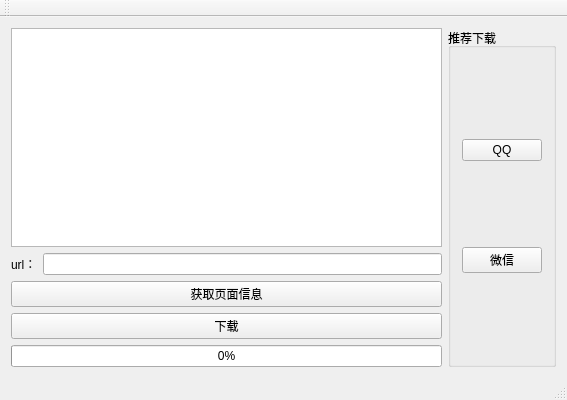
Qt form QDownLoader/QDownLoader.ui (dahaifeige/QDownLoader) before a commit.
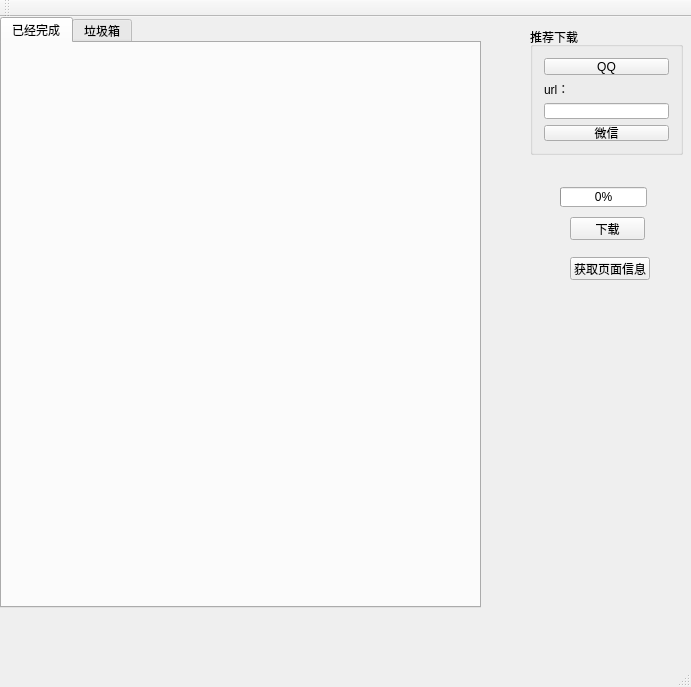
The same form after that commit.

Patch:
```diff
--- a/QDownLoader/QDownLoader.ui
+++ b/QDownLoader/QDownLoader.ui
@@ -6,22 +6,34 @@
    <rect>
     <x>0</x>
     <y>0</y>
-    <width>567</width>
-    <height>400</height>
+    <width>691</width>
+    <height>687</height>
    </rect>
   </property>
   <property name="windowTitle">
    <string>QDownLoader</string>
   </property>
   <widget class="QWidget" name="centralWidget">
-   <layout class="QHBoxLayout" name="horizontalLayout_2">
+   <widget class="QGroupBox" name="groupBox">
+    <property name="geometry">
+     <rect>
+      <x>530</x>
+      <y>10</y>
+      <width>153</width>
+      <height>128</height>
+     </rect>
+    </property>
+    <property name="title">
+     <string>推荐下载</string>
+    </property>
+    <layout class="QVBoxLayout" name="verticalLayout">
     <item>
-     <layout class="QVBoxLayout" name="verticalLayout_2">
-      <item>
-       <widget class="QTextBrowser" name="textBrowser"/>
-      </item>
-      <item>
-       <layout class="QHBoxLayout" name="horizontalLayout">
+      <widget class="QPushButton" name="pushButton_qq">
+       <property name="text">
+        <string>QQ</string>
+       </property>
+      </widget>
+     </item>
         <item>
          <widget class="QLabel" name="label">
           <property name="text">
@@ -32,55 +44,80 @@
         <item>
          <widget class="QLineEdit" name="lineEdit"/>
         </item>
-       </layout>
-      </item>
       <item>
+      <widget class="QPushButton" name="pushButton_4">
+       <property name="text">
+        <string>微信</string>
+       </property>
+      </widget>
+     </item>
+    </layout>
+   </widget>
+   <widget class="QTabWidget" name="tabWidget">
+    <property name="geometry">
+     <rect>
+      <x>0</x>
+      <y>0</y>
+      <width>481</width>
+      <height>591</height>
+     </rect>
+    </property>
+    <property name="tabPosition">
+     <enum>QTabWidget::North</enum>
+    </property>
+    <property name="currentIndex">
+     <number>0</number>
+    </property>
+    <widget class="QWidget" name="tab_2">
+     <attribute name="title">
+      <string>已经完成</string>
+     </attribute>
+    </widget>
+    <widget class="QWidget" name="tab_3">
+     <attribute name="title">
+      <string>垃圾箱</string>
+     </attribute>
+    </widget>
+   </widget>
        <widget class="QPushButton" name="pushButton">
+    <property name="geometry">
+     <rect>
+      <x>570</x>
+      <y>240</y>
+      <width>80</width>
+      <height>23</height>
+     </rect>
+    </property>
         <property name="text">
          <string>获取页面信息</string>
         </property>
        </widget>
-      </item>
-      <item>
        <widget class="QPushButton" name="pushButton_2">
+    <property name="geometry">
+     <rect>
+      <x>570</x>
+      <y>200</y>
+      <width>75</width>
+      <height>23</height>
+     </rect>
+    </property>
         <property name="text">
          <string>下载</string>
         </property>
        </widget>
-      </item>
-      <item>
        <widget class="QProgressBar" name="progressBar">
+    <property name="geometry">
+     <rect>
+      <x>560</x>
+      <y>170</y>
+      <width>87</width>
+      <height>20</height>
+     </rect>
+    </property>
         <property name="value">
          <number>0</number>
         </property>
        </widget>
-      </item>
-     </layout>
-    </item>
-    <item>
-     <widget class="QGroupBox" name="groupBox">
-      <property name="title">
-       <string>推荐下载</string>
-      </property>
-      <layout class="QVBoxLayout" name="verticalLayout">
-       <item>
-        <widget class="QPushButton" name="pushButton_qq">
-         <property name="text">
-          <string>QQ</string>
-         </property>
-        </widget>
-       </item>
-       <item>
-        <widget class="QPushButton" name="pushButton_4">
-         <property name="text">
-          <string>微信</string>
-         </property>
-        </widget>
-       </item>
-      </layout>
-     </widget>
-    </item>
-   </layout>
   </widget>
   <widget class="QMenuBar" name="menuBar">
    <property name="geometry">
```
Left out of the diff: 2 changed lines with no effect on the pictures. Lines whose indentation alone changed are shown as unchanged.
